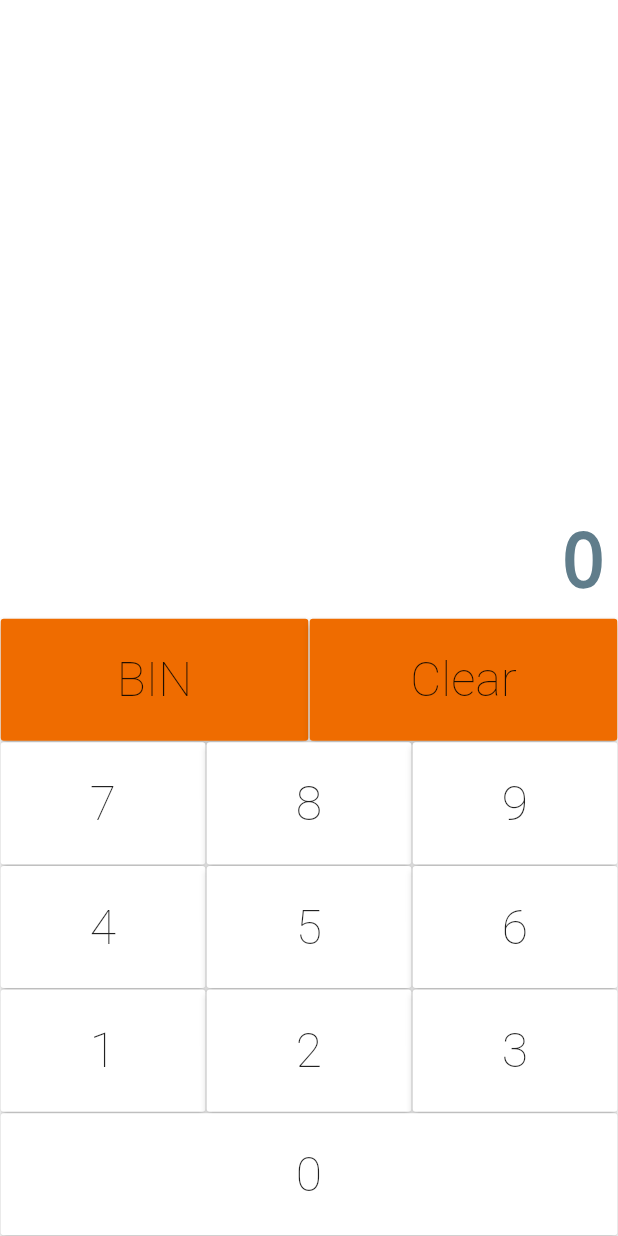
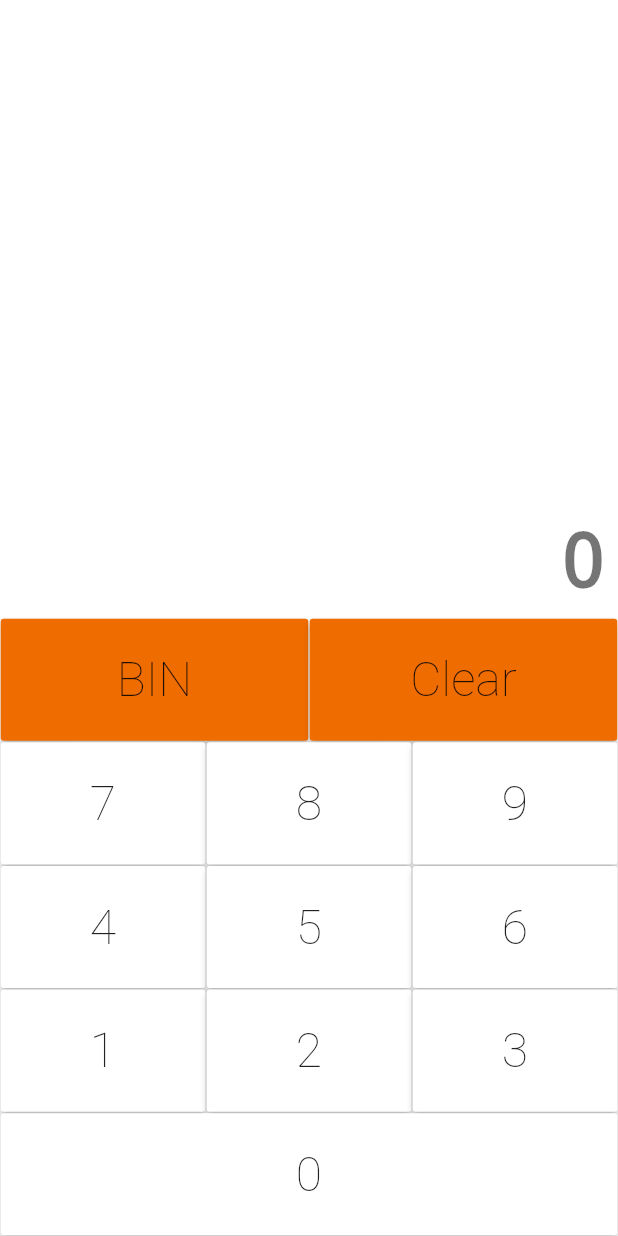
Before and after one commit to Vafernandes/calculadora_flutter, a Flutter app: the screen it shows after launch, on a phone screen of 412 x 824 dp. Run offline on Flutter 3.47's test engine with Material 2 defaults, Android fonts, the phone set to English and light mode, and no system bars.

Commit message:
refatoração

```diff
--- a/lib/components/botao.dart
+++ b/lib/components/botao.dart
@@ -5,9 +5,11 @@ class Botao extends StatelessWidget {
   final tituloBotao;
   final Function(String) valorPressionado;
 
-  const Botao(
-      {Key key, @required this.tituloBotao, @required this.valorPressionado})
-      : super(key: key);
+  const Botao({
+    Key key,
+    @required this.tituloBotao,
+    @required this.valorPressionado,
+  }) : super(key: key);
 
   diferenciaComando() {
     switch (tituloBotao) {
--- a/lib/components/display.dart
+++ b/lib/components/display.dart
@@ -36,7 +36,7 @@ class Display extends StatelessWidget {
                 style: TextStyle(
                     decoration: TextDecoration.none,
                     fontSize: 50,
-                    color: Colors.blueGrey),
+                    color: Colors.black54),
               ),
             ),
           ],
```
